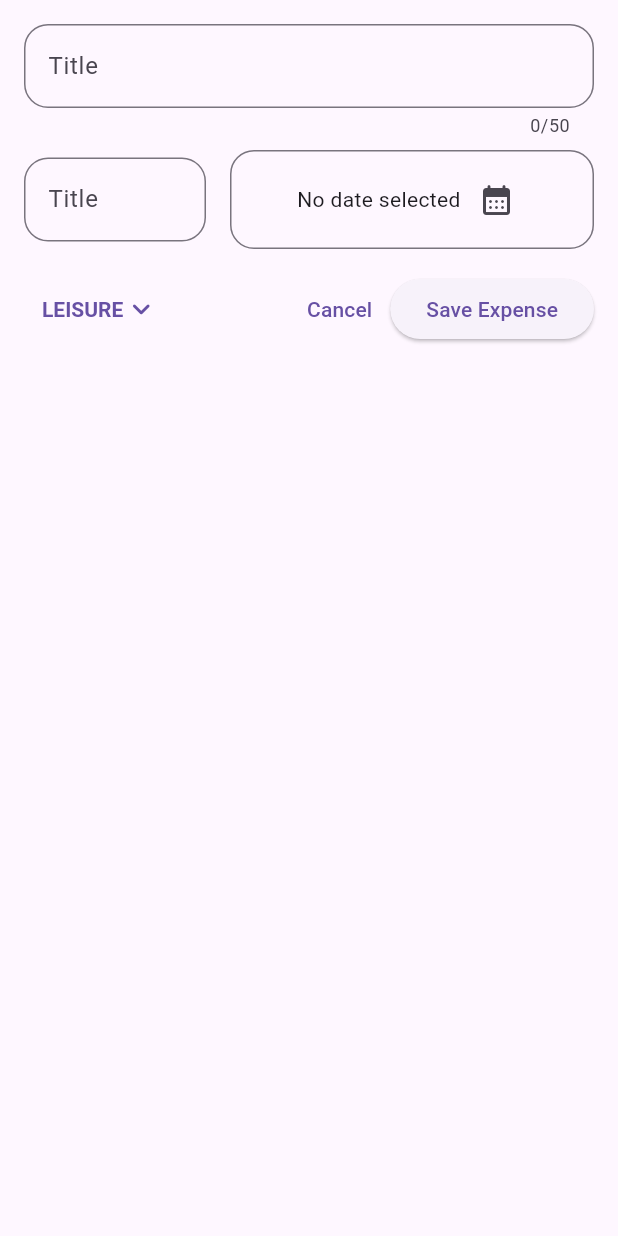
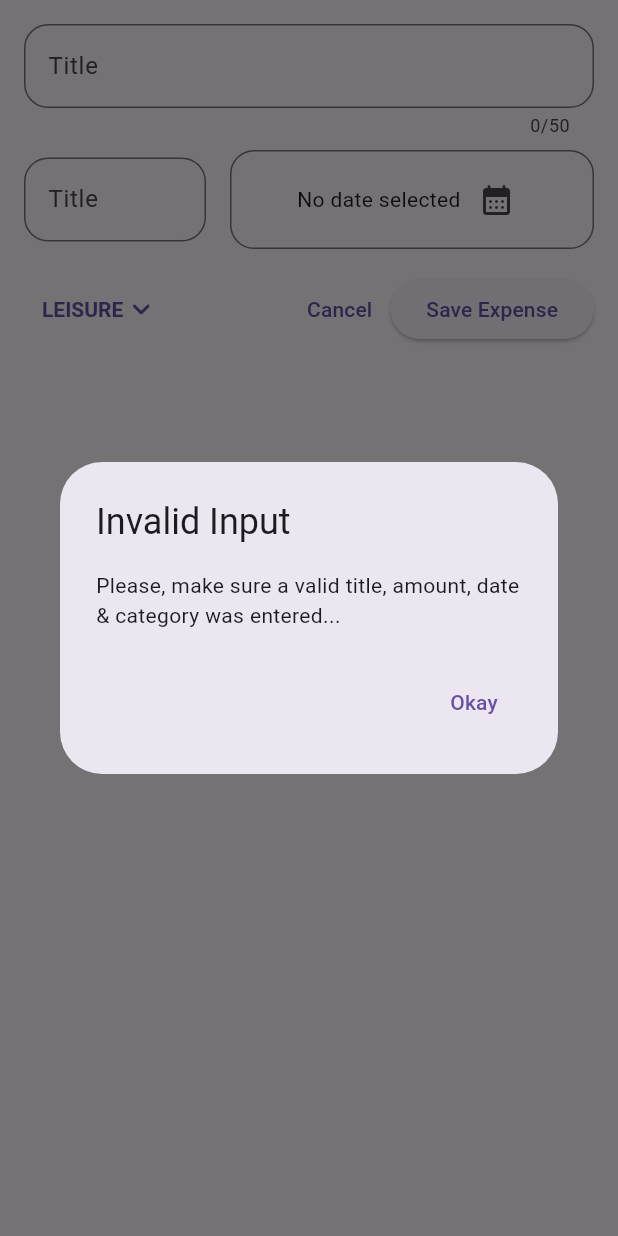
Before and after one commit to jsare/expense_tracker, a Flutter app: the NewExpense widget shown alone on an empty page, opened directly, after a tap on "Save Expense", on a phone screen of 412 x 824 dp. Run offline on Flutter 3.47's test engine with Material 2 defaults, Android fonts, the phone set to English and light mode, and no system bars.

Commit message:
Validating user input & Showing error dialog

```diff
--- a/lib/widgets/new_expense.dart
+++ b/lib/widgets/new_expense.dart
@@ -38,6 +38,32 @@ class _NewExpenseState extends State<NewExpense> {
     setState(() {
       _selectedDate = pickDate;
     });
+  }
+
+  void _submitExpenseData() {
+    final enteredAmount = double.tryParse(_amountContoller.text);
+    final amountIsInvalid = enteredAmount == null || enteredAmount <= 0;
+    if (_titileContoller.text.trim().isEmpty ||
+        amountIsInvalid ||
+        _selectedDate == null) {
+      showDialog(
+        context: context,
+        builder: (ctx) => AlertDialog(
+          title: const Text('Invalid Input'),
+          content: const Text(
+              'Please, make sure a valid title, amount, date & category was entered...'),
+          actions: [
+            TextButton(
+              onPressed: () {
+                Navigator.of(ctx).pop();
+              },
+              child: const Text('Okay'),
+            ),
+          ],
+        ),
+      );
+      return;
+    }
   }
 
   @override
@@ -146,10 +172,7 @@ class _NewExpenseState extends State<NewExpense> {
                 child: const Text('Cancel'),
               ),
               ElevatedButton(
-                onPressed: () {
-                  print(_titileContoller.text);
-                  print(_amountContoller.text);
-                },
+                onPressed: _submitExpenseData,
                 child: const Text('Save Expense'),
               ),
             ],
```
